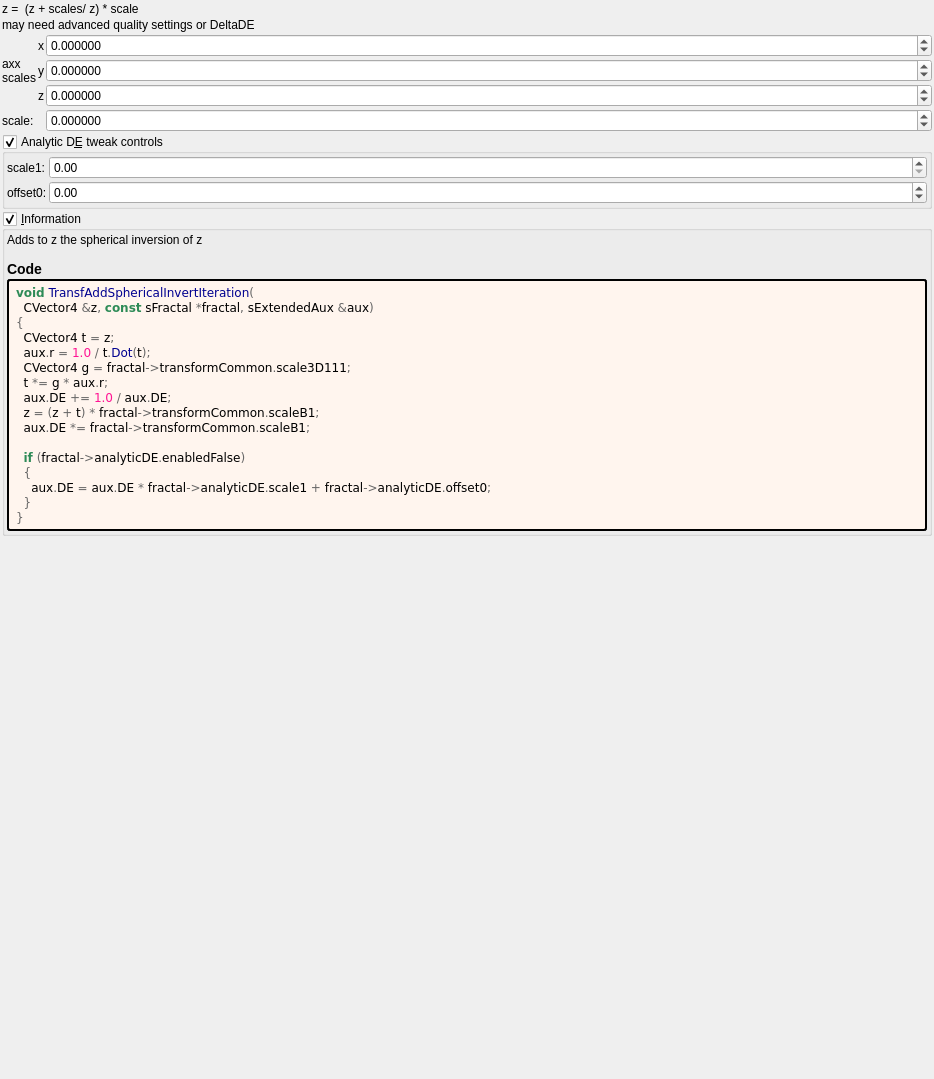
First picture: the form in mandelbulber2/formula/ui/transf_add_spherical_invert.ui, repository buddhi1980/mandelbulber2, before the edit.
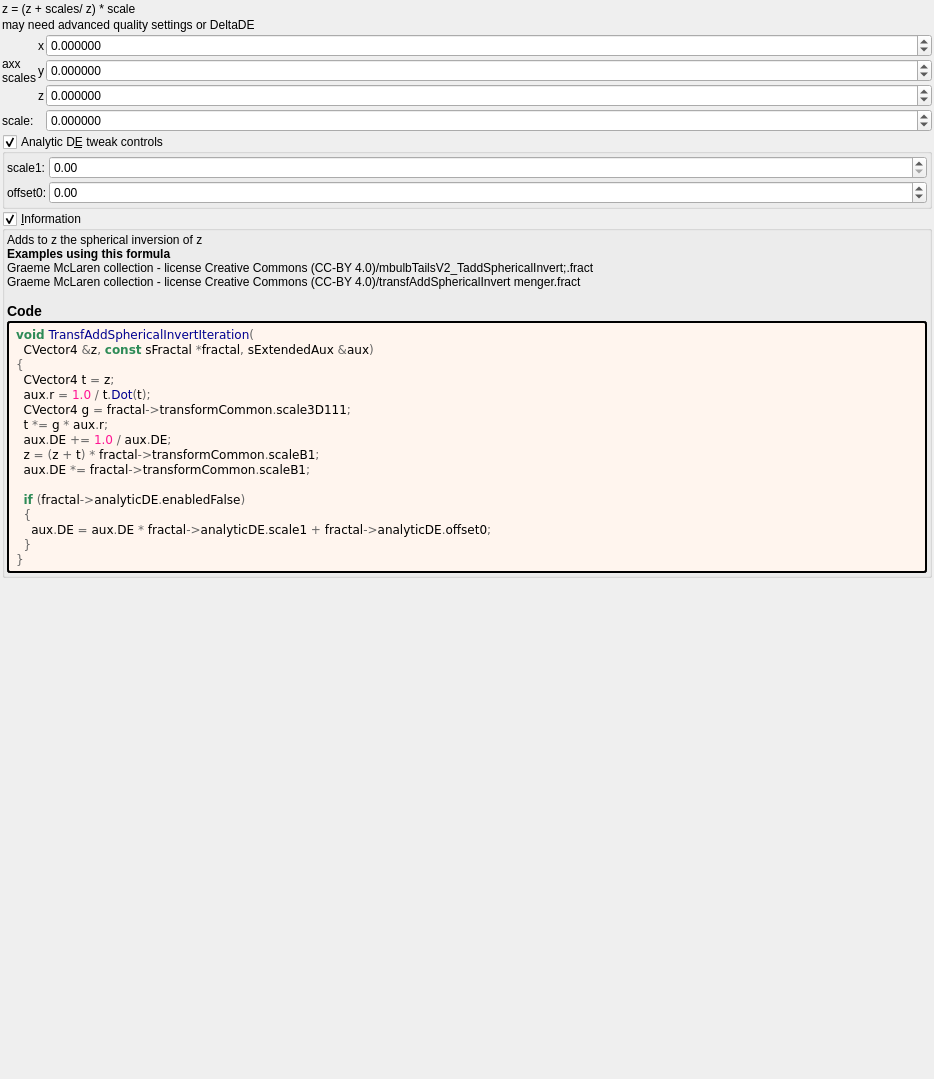
Second picture: the form after the edit. Custom widgets are drawn as their Qt base class.

The edit to the form file:
```diff
--- a/mandelbulber2/formula/ui/transf_add_spherical_invert.ui
+++ b/mandelbulber2/formula/ui/transf_add_spherical_invert.ui
@@ -32,7 +32,7 @@
    <item>
     <widget class="QLabel" name="label_76">
      <property name="text">
-      <string>z =  (z + scales/ z) * scale</string>
+      <string>z = (z + scales/ z) * scale</string>
      </property>
     </widget>
    </item>
@@ -334,7 +334,7 @@
         <property name="text">
          <string notr="true">&lt;p&gt;Adds to z the spherical inversion of z&lt;/p&gt;&lt;table&gt;
 &lt;/table&gt;
-&lt;h3&gt;Code&lt;/h3&gt;</string>
+&lt;br&gt;&lt;b&gt;Examples using this formula&lt;/b&gt;&lt;br&gt;Graeme McLaren  collection - license Creative Commons  (CC-BY 4.0)/mbulbTailsV2_TaddSphericalInvert;.fract&lt;br&gt;Graeme McLaren  collection - license Creative Commons  (CC-BY 4.0)/transfAddSphericalInvert menger.fract&lt;h3&gt;Code&lt;/h3&gt;</string>
         </property>
         <property name="wordWrap">
          <bool>true</bool>
```
Left out of the diff: 2 changed lines with no effect on the pictures.
